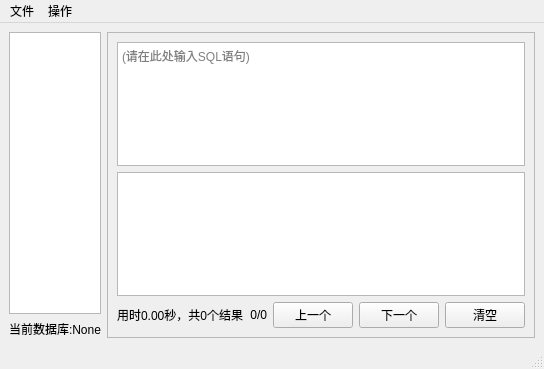
First picture: the form in PybaseGUI/ui/main_window.ui, repository rcy17/pybase, before the edit.
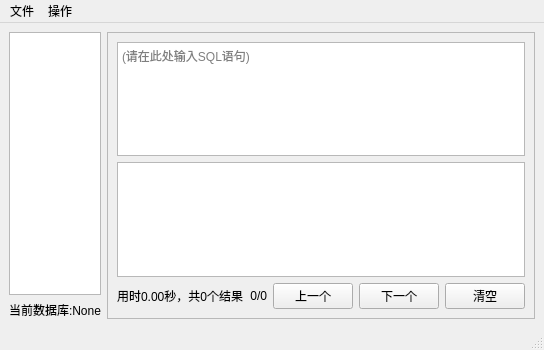
Second picture: the form after the edit.

```diff
--- a/PybaseGUI/ui/main_window.ui
+++ b/PybaseGUI/ui/main_window.ui
@@ -6,8 +6,8 @@
    <rect>
     <x>0</x>
     <y>0</y>
-    <width>465</width>
-    <height>369</height>
+    <width>529</width>
+    <height>350</height>
    </rect>
   </property>
   <property name="acceptDrops">
```
Left out of the diff: 35 changed lines with no effect on the pictures.
